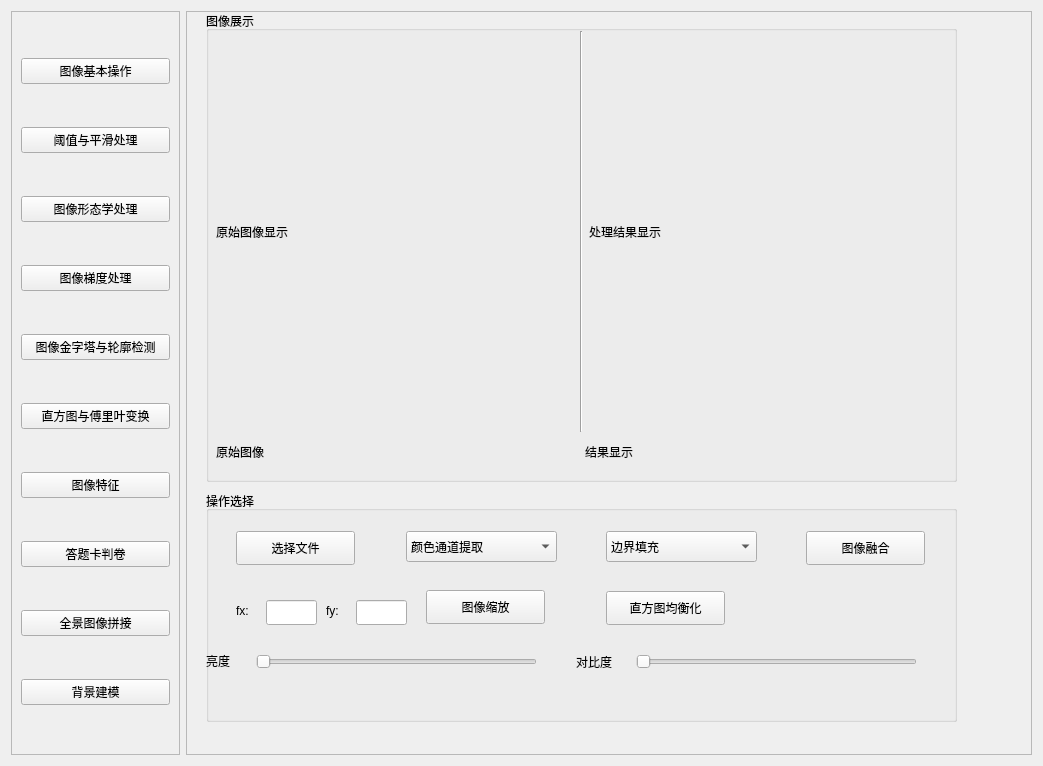
Sirus115/OpenCV_project, file ui/main.ui: the form before one commit.
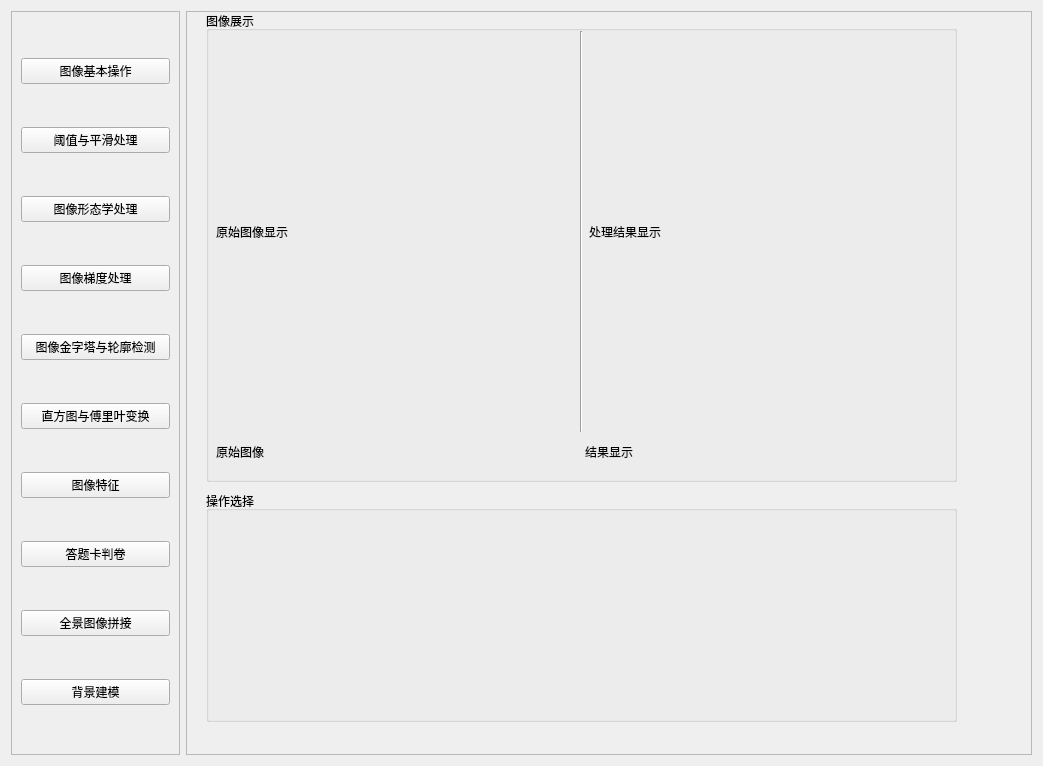
The form after the commit. The open tabs and pages were chosen to show the change.

Commit message: 1.本次新增答题卡判卷，全景图像拼接，背景建模功能 2.新增answer_sheet.ui与panorama.ui 3.修改了btn_load_read函数中的视频播放的bug

Diff of the .ui file:
```diff
--- a/ui/main.ui
+++ b/ui/main.ui
@@ -934,6 +934,21 @@
         </property>
        </widget>
       </widget>
+      <widget class="QWidget" name="page_8">
+       <widget class="QGroupBox" name="groupBox_8">
+        <property name="geometry">
+         <rect>
+          <x>10</x>
+          <y>0</y>
+          <width>751</width>
+          <height>231</height>
+         </rect>
+        </property>
+        <property name="title">
+         <string>操作选择</string>
+        </property>
+       </widget>
+      </widget>
      </widget>
     </widget>
    </item>
```
Left out of the diff: 4 changed lines with no effect on the pictures. The commit also changes 7 other files.
